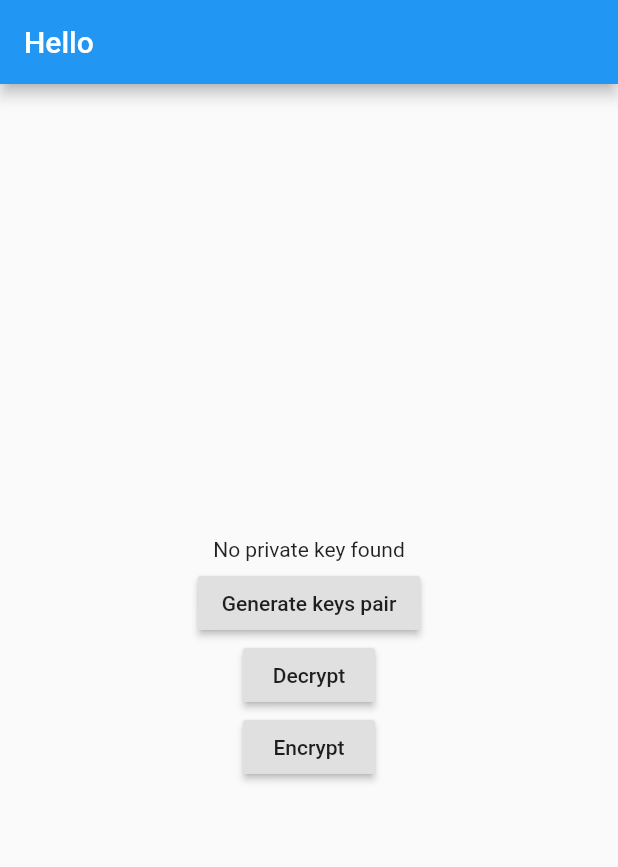
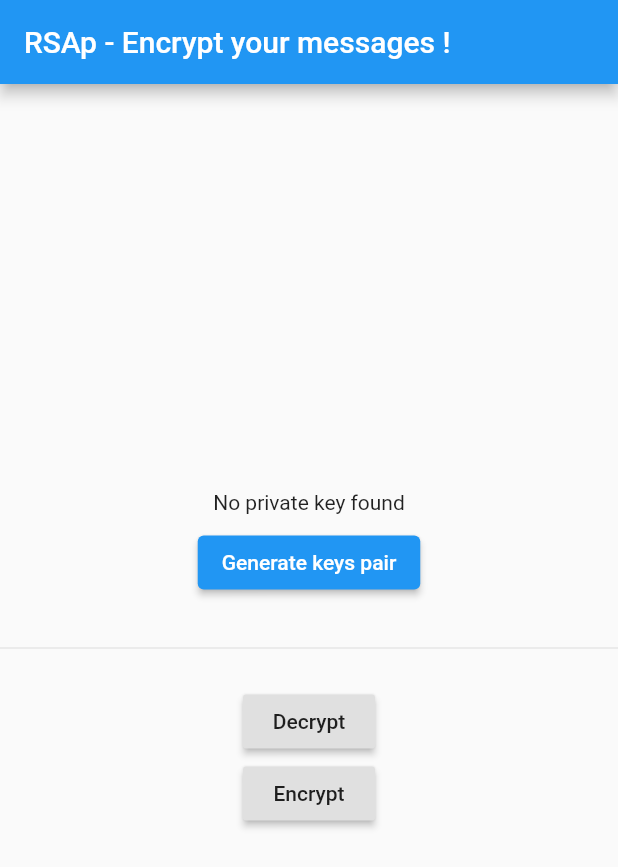
Before and after one commit to UTBM-AGH-courses/agh-rsap, a Flutter app: the screen it shows after launch, on a phone screen of 412 x 824 dp. Shown: the top 867 px of the screen. Run offline on Flutter 3.47's test engine with Material 2 defaults, Android fonts, the phone set to English and light mode, and no system bars; our stand-ins replace file_picker, permission_handler, shared_preferences; missing offline and left inert: asn1lib, pointycastle.

Commit message:
Make it works

```diff
--- a/lib/helpers/rsa_encryption_helper.dart
+++ b/lib/helpers/rsa_encryption_helper.dart
@@ -1,6 +1,6 @@
 import 'dart:typed_data';
 
-import 'package:cyber_secu_project/helpers/rsa_parser_helper.dart';
+import 'package:RSAp/helpers/rsa_parser_helper.dart';
 import "package:pointycastle/export.dart";
 
 class RSAEncryptionHelper {
--- a/lib/screens/decrypt_screen.dart
+++ b/lib/screens/decrypt_screen.dart
@@ -1,7 +1,7 @@
 import 'dart:io';
 import 'dart:typed_data';
 
-import 'package:cyber_secu_project/helpers/rsa_encryption_helper.dart';
+import 'package:RSAp/helpers/rsa_encryption_helper.dart';
 import 'package:file_picker/file_picker.dart';
 import 'package:flutter/material.dart';
 import 'package:shared_preferences/shared_preferences.dart';
--- a/lib/screens/home_page_screen.dart
+++ b/lib/screens/home_page_screen.dart
@@ -1,9 +1,8 @@
 import 'dart:io';
 
-import 'package:cyber_secu_project/helpers/rsa_helper.dart';
-import 'package:cyber_secu_project/screens/decrypt_screen.dart';
-import 'package:cyber_secu_project/screens/encrypt_screen.dart';
-import 'package:downloads_path_provider_28/downloads_path_provider_28.dart';
+import 'package:RSAp/helpers/rsa_helper.dart';
+import 'package:RSAp/screens/decrypt_screen.dart';
+import 'package:RSAp/screens/encrypt_screen.dart';
 import 'package:flutter/cupertino.dart';
 import 'package:flutter/material.dart';
 import 'package:permission_handler/permission_handler.dart';
@@ -20,6 +19,7 @@ class HomePageScreen extends StatefulWidget {
 class _HomePageScreenState extends State<HomePageScreen> {
   bool _ok = false;
   String _message = "Keys generated";
+  final _key = GlobalKey();
 
   void _generateKey() async {
     final pair = RSAHelper.generateRSAKeyPair();
@@ -28,6 +28,9 @@ class _HomePageScreenState extends State<HomePageScreen> {
     setState(() {
       _ok = true;
     });
+    (_key.currentState as ScaffoldState).showSnackBar(SnackBar(
+      content: Text("Public key saved in the Download directory !"),
+    ));
   }
 
   Future<bool> _privateKeyExists() async {
@@ -37,11 +40,10 @@ class _HomePageScreenState extends State<HomePageScreen> {
 
   Future<void> _savePublicKey(RSAPublicKey rsaPublicKey) async {
     final _fileName = "id_rsa.pub";
-    final dir = await DownloadsPathProvider.downloadsDirectory;
     final isPermissionStatusGranted = await _requestPermissions();
 
     if (isPermissionStatusGranted) {
-      File('${dir.path}/$_fileName')
+      File('/storage/emulated/0/Download/$_fileName')
           .writeAsString(await RSAHelper.encodePublicKeyToPem(rsaPublicKey));
     }
   }
@@ -67,10 +69,11 @@ class _HomePageScreenState extends State<HomePageScreen> {
   @override
   Widget build(BuildContext context) {
     return Scaffold(
+      key: _key,
       appBar: AppBar(
         // Here we take the value from the MyHomePage object that was created by
         // the App.build method, and use it to set our appbar title.
-        title: Text('Hello'),
+        title: Text('RSAp - Encrypt your messages !'),
       ),
       body: Center(
         child: Column(
@@ -82,14 +85,20 @@ class _HomePageScreenState extends State<HomePageScreen> {
                 children: [Icon(Icons.check), Text(_message)],
               ),
             Container(
-              height: 20,
               child: FutureBuilder<bool>(
                 builder: (context, snapshot) {
                   if (snapshot.connectionState == ConnectionState.waiting) {
                     return Container();
                   }
                   if (snapshot.data) {
-                    return Text('Private key already exists');
+                    return Padding(
+                      padding: const EdgeInsets.symmetric(horizontal: 8.0),
+                      child: Text(
+                        'A private key is already in use. If you generate a new key pair, it would be override',
+                        style: TextStyle(fontWeight: FontWeight.bold),
+                        textAlign: TextAlign.center,
+                      ),
+                    );
                   } else {
                     return Text('No private key found');
                   }
@@ -97,11 +106,15 @@ class _HomePageScreenState extends State<HomePageScreen> {
                 future: _privateKeyExists(),
               ),
             ),
-            RaisedButton(
-                onPressed: () async {
-                  _generateKey();
-                },
-                child: Text('Generate keys pair')),
+            Padding(
+              padding: const EdgeInsets.all(8.0),
+              child: ElevatedButton(
+                  onPressed: () async {
+                    _generateKey();
+                  },
+                  child: Text('Generate keys pair')),
+            ),
+            Divider(height: 50,),
             RaisedButton(
                 onPressed: () {
                   Navigator.push(context,
```
Also changed, not shown: lib/main.dart (+2 -99 lines), lib/screens/encrypt_screen.dart (+2 -5 lines), pubspec.yaml (+9 -2 lines), lib/assets/locker.png (added), lib/assets/locker.svg (added), pubspec.lock, 30 other files.
